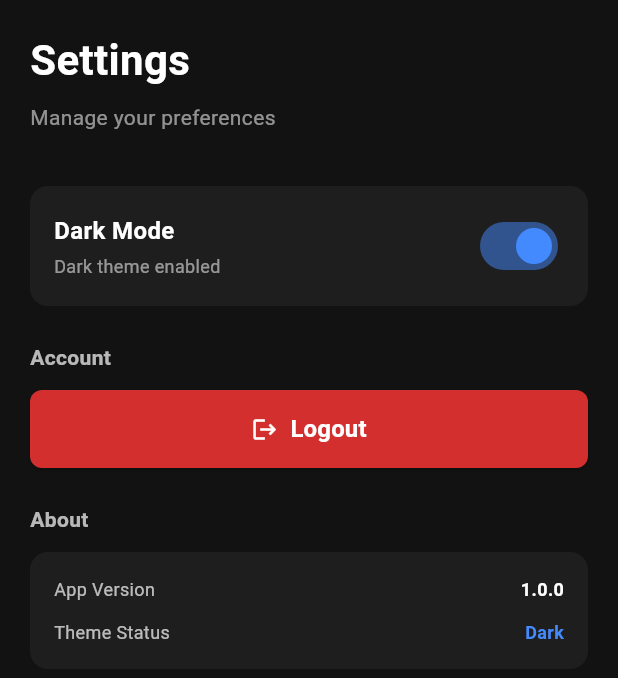
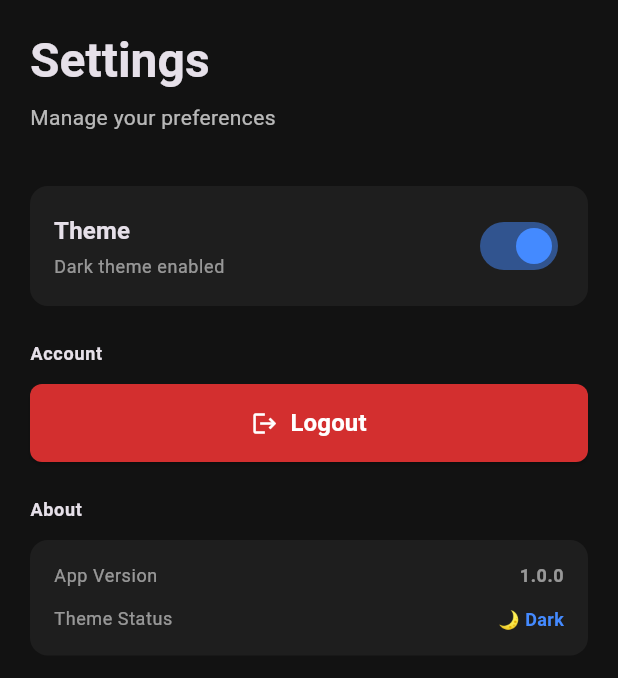
Before and after one commit to ahmeddwwalid/ict_hub_project, a Flutter app: the SettingsScreen screen opened directly, on a phone screen of 412 x 824 dp. Shown: the top 678 px of the screen. Run offline on Flutter 3.47's test engine with Material 3 defaults, Android fonts, the phone set to English and light mode, and no system bars.

Commit message:
feat: Implement dynamic theme system - light and dark modes
- Create comprehensive theme system (AppTheme)
- Add light mode with white/gray colors
- Add dark mode with black/gray colors
- Make theme toggle actually change entire app design
- Update all components to use theme colors
- Settings screen now controls app-wide theme
- Smooth theme switching without restart

Changes:
- New file: lib/theme/app_theme.dart
- Updated: lib/main.dart (added theme state management)
- Updated: lib/screens/settings_screen.dart (working theme toggle)

Theme now switches:
- Background colors (light/dark)
- Text colors
- Input field colors
- Card backgrounds
- Bottom navigation colors
- All UI elements follow theme

Co-Authored-By: Claude Haiku 4.5 <noreply@anthropic.com>

```diff
--- a/lib/main.dart
+++ b/lib/main.dart
@@ -1,19 +1,38 @@
 import 'package:flutter/material.dart';
 import 'screens/login_screen.dart';
+import 'theme/app_theme.dart';
 
 void main() {
   runApp(const MyApp());
 }
 
-class MyApp extends StatelessWidget {
+class MyApp extends StatefulWidget {
   const MyApp({super.key});
+
+  static MyAppState? of(BuildContext context) =>
+      context.findAncestorStateOfType<MyAppState>();
+
+  @override
+  State<MyApp> createState() => MyAppState();
+}
+
+class MyAppState extends State<MyApp> {
+  bool _isDarkMode = true;
+
+  void setTheme(bool isDark) {
+    setState(() {
+      _isDarkMode = isDark;
+    });
+  }
 
   @override
   Widget build(BuildContext context) {
     return MaterialApp(
       debugShowCheckedModeBanner: false,
-      title: 'Auth Flow',
-      theme: ThemeData.dark(),
+      title: 'E-Commerce App',
+      theme: AppTheme.getLightTheme(),
+      darkTheme: AppTheme.getDarkTheme(),
+      themeMode: _isDarkMode ? ThemeMode.dark : ThemeMode.light,
       home: const LoginScreen(),
     );
   }
--- a/lib/screens/settings_screen.dart
+++ b/lib/screens/settings_screen.dart
@@ -1,4 +1,5 @@
 import 'package:flutter/material.dart';
+import '../main.dart';
 import 'login_screen.dart';
 
 /// Settings screen with theme toggle and logout functionality.
@@ -10,10 +11,13 @@ class SettingsScreen extends StatefulWidget {
 }
 
 class _SettingsScreenState extends State<SettingsScreen> {
-  bool _isDarkMode = true;
+  late bool _isDarkMode;
 
-  static const _backgroundColor = Color(0xFF121212);
-  static const _cardColor = Color(0xFF1E1E1E);
+  @override
+  void initState() {
+    super.initState();
+    _isDarkMode = Theme.of(context).brightness == Brightness.dark;
+  }
 
   void _handleLogout() {
     showDialog(
@@ -21,7 +25,6 @@ class _SettingsScreenState extends State<SettingsScreen> {
       builder: (context) => AlertDialog(
         title: const Text('Logout'),
         content: const Text('Are you sure you want to logout?'),
-        backgroundColor: _cardColor,
         actions: [
           TextButton(
             onPressed: () => Navigator.pop(context),
@@ -47,8 +50,9 @@ class _SettingsScreenState extends State<SettingsScreen> {
 
   @override
   Widget build(BuildContext context) {
+    final isDark = Theme.of(context).brightness == Brightness.dark;
+
     return Scaffold(
-      backgroundColor: _backgroundColor,
       body: SafeArea(
         child: SingleChildScrollView(
           child: Column(
@@ -59,21 +63,16 @@ class _SettingsScreenState extends State<SettingsScreen> {
                 child: Column(
                   crossAxisAlignment: CrossAxisAlignment.start,
                   children: [
-                    const Text(
+                    Text(
                       'Settings',
-                      style: TextStyle(
-                        color: Colors.white,
-                        fontSize: 28,
+                      style: Theme.of(context).textTheme.headlineLarge?.copyWith(
                             fontWeight: FontWeight.bold,
                           ),
                     ),
                     const SizedBox(height: 8),
-                    const Text(
+                    Text(
                       'Manage your preferences',
-                      style: TextStyle(
-                        color: Colors.white54,
-                        fontSize: 14,
-                      ),
+                      style: Theme.of(context).textTheme.bodyMedium,
                     ),
                   ],
                 ),
@@ -84,7 +83,9 @@ class _SettingsScreenState extends State<SettingsScreen> {
                 margin: const EdgeInsets.symmetric(horizontal: 20),
                 padding: const EdgeInsets.all(16),
                 decoration: BoxDecoration(
-                  color: _cardColor,
+                  color: isDark
+                      ? const Color(0xFF1E1E1E)
+                      : const Color(0xFFF5F5F5),
                   borderRadius: BorderRadius.circular(12),
                 ),
                 child: Row(
@@ -93,11 +94,10 @@ class _SettingsScreenState extends State<SettingsScreen> {
                     Column(
                       crossAxisAlignment: CrossAxisAlignment.start,
                       children: [
-                        const Text(
-                          'Dark Mode',
-                          style: TextStyle(
-                            color: Colors.white,
-                            fontSize: 16,
+                        Text(
+                          'Theme',
+                          style:
+                              Theme.of(context).textTheme.titleMedium?.copyWith(
                                     fontWeight: FontWeight.w600,
                                   ),
                         ),
@@ -106,10 +106,7 @@ class _SettingsScreenState extends State<SettingsScreen> {
                           _isDarkMode
                               ? 'Dark theme enabled'
                               : 'Light theme enabled',
-                          style: const TextStyle(
-                            color: Colors.white54,
-                            fontSize: 12,
-                          ),
+                          style: Theme.of(context).textTheme.bodySmall,
                         ),
                       ],
                     ),
@@ -119,12 +116,13 @@ class _SettingsScreenState extends State<SettingsScreen> {
                         setState(() {
                           _isDarkMode = value;
                         });
+                        MyApp.of(context)?.setTheme(value);
                         ScaffoldMessenger.of(context).showSnackBar(
                           SnackBar(
                             content: Text(
                               value
-                                  ? 'Dark mode enabled'
-                                  : 'Light mode enabled',
+                                  ? '🌙 Dark mode enabled'
+                                  : '☀️ Light mode enabled',
                             ),
                           ),
                         );
@@ -138,11 +136,9 @@ class _SettingsScreenState extends State<SettingsScreen> {
               // Account section
               Padding(
                 padding: const EdgeInsets.symmetric(horizontal: 20),
-                child: const Text(
+                child: Text(
                   'Account',
-                  style: TextStyle(
-                    color: Colors.white70,
-                    fontSize: 14,
+                  style: Theme.of(context).textTheme.labelMedium?.copyWith(
                         fontWeight: FontWeight.bold,
                       ),
                 ),
@@ -185,11 +181,10 @@ class _SettingsScreenState extends State<SettingsScreen> {
                 child: Column(
                   crossAxisAlignment: CrossAxisAlignment.start,
                   children: [
-                    const Text(
+                    Text(
                       'About',
-                      style: TextStyle(
-                        color: Colors.white70,
-                        fontSize: 14,
+                      style:
+                          Theme.of(context).textTheme.labelMedium?.copyWith(
                                 fontWeight: FontWeight.bold,
                               ),
                     ),
@@ -197,29 +192,28 @@ class _SettingsScreenState extends State<SettingsScreen> {
                     Container(
                       padding: const EdgeInsets.all(16),
                       decoration: BoxDecoration(
-                        color: _cardColor,
+                        color: isDark
+                            ? const Color(0xFF1E1E1E)
+                            : const Color(0xFFF5F5F5),
                         borderRadius: BorderRadius.circular(12),
                       ),
                       child: Column(
                         crossAxisAlignment: CrossAxisAlignment.start,
                         children: [
-                          const Row(
+                          Row(
                             mainAxisAlignment: MainAxisAlignment.spaceBetween,
                             children: [
                               Text(
                                 'App Version',
-                                style: TextStyle(
-                                  color: Colors.white70,
-                                  fontSize: 12,
-                                ),
+                                style:
+                                    Theme.of(context).textTheme.bodySmall,
                               ),
                               Text(
                                 '1.0.0',
-                                style: TextStyle(
-                                  color: Colors.white,
-                                  fontSize: 12,
-                                  fontWeight: FontWeight.bold,
-                                ),
+                                style: Theme.of(context)
+                                    .textTheme
+                                    .bodySmall
+                                    ?.copyWith(fontWeight: FontWeight.bold),
                               ),
                             ],
                           ),
@@ -227,15 +221,13 @@ class _SettingsScreenState extends State<SettingsScreen> {
                           Row(
                             mainAxisAlignment: MainAxisAlignment.spaceBetween,
                             children: [
-                              const Text(
+                              Text(
                                 'Theme Status',
-                                style: TextStyle(
-                                  color: Colors.white70,
-                                  fontSize: 12,
-                                ),
+                                style:
+                                    Theme.of(context).textTheme.bodySmall,
                               ),
                               Text(
-                                _isDarkMode ? 'Dark' : 'Light',
+                                _isDarkMode ? '🌙 Dark' : '☀️ Light',
                                 style: const TextStyle(
                                   color: Colors.blueAccent,
                                   fontSize: 12,
```
Also changed, not shown: analysis_options.yaml (added, +33 -0 lines), lib/screens/otp_verification_screen.dart (+32 -5 lines), lib/screens/signup_screen.dart (+21 -1 lines), lib/theme/app_theme.dart (added, +151 -0 lines), 9 other files. Lines whose indentation alone changed are shown as unchanged.
